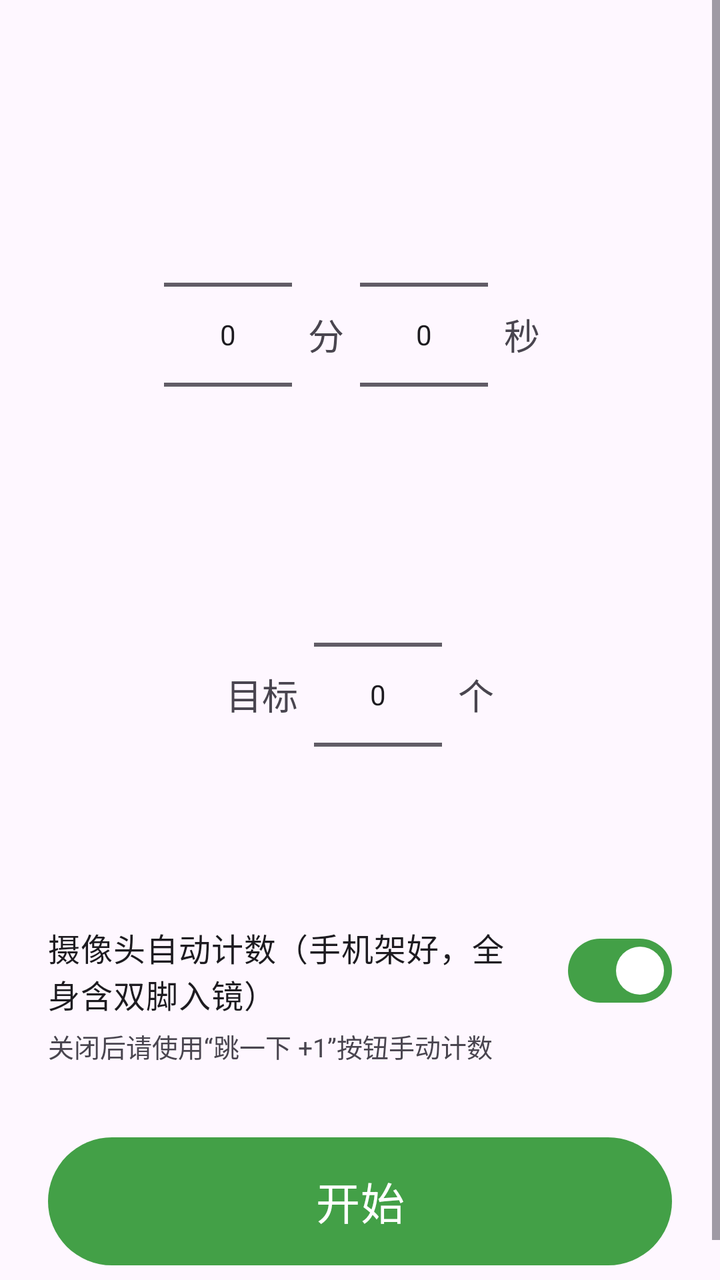
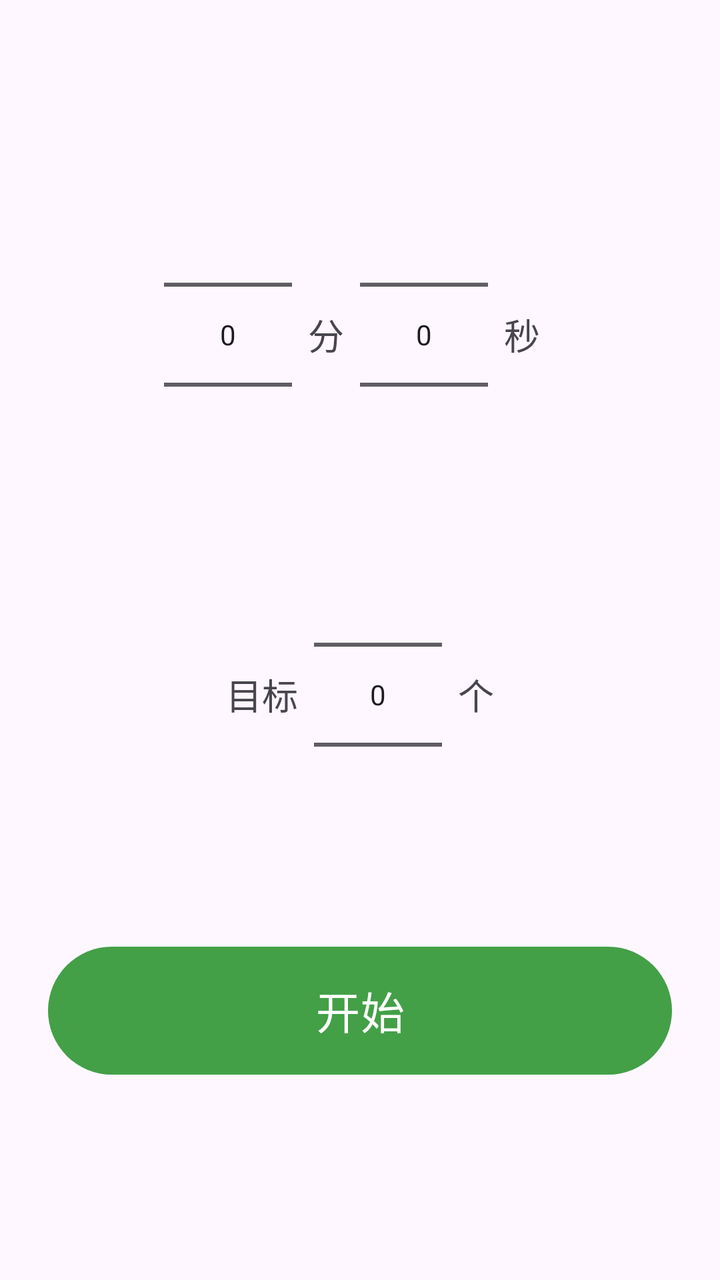

Two renders of the same Android screen: before a commit and after it. Below are the layout's source before the change and the commit's diff.
<!-- AndroidManifest.xml: application theme Theme.JumpRope -->
<!-- res/layout/activity_count.xml -->
<?xml version="1.0" encoding="utf-8"?>
<FrameLayout xmlns:android="http://schemas.android.com/apk/res/android"
    android:layout_width="match_parent"
    android:layout_height="match_parent">

    <ScrollView
        android:layout_width="match_parent"
        android:layout_height="match_parent"
        android:fillViewport="true">

    <LinearLayout
        android:layout_width="match_parent"
        android:layout_height="wrap_content"
        android:gravity="center_horizontal"
        android:orientation="vertical"
        android:padding="24dp">

        <TextView
            android:id="@+id/tvModeTitle"
            android:layout_width="wrap_content"
            android:layout_height="wrap_content"
            android:layout_marginBottom="24dp"
            android:textSize="22sp"
            android:textStyle="bold" />

        
        <LinearLayout
            android:id="@+id/groupSetup"
            android:layout_width="match_parent"
            android:layout_height="wrap_content"
            android:gravity="center_horizontal"
            android:orientation="vertical">

            
            <LinearLayout
                android:id="@+id/layoutTimePickers"
                android:layout_width="wrap_content"
                android:layout_height="wrap_content"
                android:gravity="center_vertical"
                android:orientation="horizontal">

                <NumberPicker
                    android:id="@+id/npMinute"
                    android:layout_width="wrap_content"
                    android:layout_height="wrap_content" />

                <TextView
                    android:layout_width="wrap_content"
                    android:layout_height="wrap_content"
                    android:layout_marginHorizontal="8dp"
                    android:text="@string/unit_minute"
                    android:textSize="18sp" />

                <NumberPicker
                    android:id="@+id/npSecond"
                    android:layout_width="wrap_content"
                    android:layout_height="wrap_content" />

                <TextView
                    android:layout_width="wrap_content"
                    android:layout_height="wrap_content"
                    android:layout_marginHorizontal="8dp"
                    android:text="@string/unit_second"
                    android:textSize="18sp" />
            </LinearLayout>

            
            <LinearLayout
                android:id="@+id/layoutCountPicker"
                android:layout_width="wrap_content"
                android:layout_height="wrap_content"
                android:gravity="center_vertical"
                android:orientation="horizontal">

                <TextView
                    android:layout_width="wrap_content"
                    android:layout_height="wrap_content"
                    android:layout_marginEnd="8dp"
                    android:text="@string/label_target"
                    android:textSize="18sp" />

                <NumberPicker
                    android:id="@+id/npCount"
                    android:layout_width="wrap_content"
                    android:layout_height="wrap_content" />

                <TextView
                    android:layout_width="wrap_content"
                    android:layout_height="wrap_content"
                    android:layout_marginStart="8dp"
                    android:text="@string/unit_count"
                    android:textSize="18sp" />
            </LinearLayout>

            <com.google.android.material.materialswitch.MaterialSwitch
                android:id="@+id/switchSensor"
                android:layout_width="match_parent"
                android:layout_height="wrap_content"
                android:layout_marginTop="24dp"
                android:checked="true"
                android:text="@string/switch_sensor"
                android:textSize="16sp" />

            <TextView
                android:layout_width="match_parent"
                android:layout_height="wrap_content"
                android:layout_marginTop="4dp"
                android:text="@string/switch_sensor_hint"
                android:textSize="13sp" />

            <com.google.android.material.button.MaterialButton
                android:id="@+id/btnStart"
                android:layout_width="match_parent"
                android:layout_height="72dp"
                android:layout_marginTop="32dp"
                android:text="@string/btn_start"
                android:textSize="22sp" />
        </LinearLayout>

        
        <LinearLayout
            android:id="@+id/groupRunning"
            android:layout_width="match_parent"
            android:layout_height="wrap_content"
            android:gravity="center_horizontal"
            android:orientation="vertical"
            android:visibility="gone">

            
            <androidx.camera.view.PreviewView
                android:id="@+id/previewView"
                android:layout_width="match_parent"
                android:layout_height="280dp"
                android:layout_marginBottom="16dp"
                android:visibility="gone" />

            <TextView
                android:id="@+id/tvTimer"
                android:layout_width="wrap_content"
                android:layout_height="wrap_content"
                android:fontFamily="monospace"
                android:text="00:00"
                android:textSize="52sp" />

            <TextView
                android:id="@+id/tvTargetHint"
                android:layout_width="wrap_content"
                android:layout_height="wrap_content"
                android:layout_marginTop="4dp"
                android:textSize="15sp" />

            <TextView
                android:id="@+id/tvCount"
                android:layout_width="wrap_content"
                android:layout_height="wrap_content"
                android:layout_marginVertical="16dp"
                android:text="0"
                android:textSize="110sp"
                android:textStyle="bold" />

            <com.google.android.material.button.MaterialButton
                android:id="@+id/btnManual"
                android:layout_width="match_parent"
                android:layout_height="96dp"
                android:text="@string/btn_manual_plus"
                android:textSize="24sp" />

            <LinearLayout
                android:layout_width="match_parent"
                android:layout_height="wrap_content"
                android:layout_marginTop="24dp"
                android:orientation="horizontal">

                <com.google.android.material.button.MaterialButton
                    android:id="@+id/btnPause"
                    android:layout_width="0dp"
                    android:layout_height="64dp"
                    android:layout_marginEnd="8dp"
                    android:layout_weight="1"
                    android:text="@string/btn_pause"
                    android:textSize="18sp" />

                <com.google.android.material.button.MaterialButton
                    android:id="@+id/btnStop"
                    style="@style/Widget.Material3.Button.OutlinedButton"
                    android:layout_width="0dp"
                    android:layout_height="64dp"
                    android:layout_marginStart="8dp"
                    android:layout_weight="1"
                    android:text="@string/btn_stop"
                    android:textSize="18sp" />
            </LinearLayout>
        </LinearLayout>

        
        <LinearLayout
            android:id="@+id/groupResult"
            android:layout_width="match_parent"
            android:layout_height="wrap_content"
            android:gravity="center_horizontal"
            android:orientation="vertical"
            android:visibility="gone">

            <TextView
                android:id="@+id/tvResult"
                android:layout_width="match_parent"
                android:layout_height="wrap_content"
                android:layout_marginVertical="32dp"
                android:gravity="center"
                android:textSize="22sp" />

            <com.google.android.material.button.MaterialButton
                android:id="@+id/btnAgain"
                android:layout_width="match_parent"
                android:layout_height="64dp"
                android:text="@string/btn_again"
                android:textSize="18sp" />

            <com.google.android.material.button.MaterialButton
                android:id="@+id/btnBack"
                style="@style/Widget.Material3.Button.OutlinedButton"
                android:layout_width="match_parent"
                android:layout_height="64dp"
                android:layout_marginTop="12dp"
                android:text="@string/btn_back"
                android:textSize="18sp" />
        </LinearLayout>

    </LinearLayout>
    </ScrollView>

    
    <TextView
        android:id="@+id/tvCountdown"
        android:layout_width="match_parent"
        android:layout_height="match_parent"
        android:background="#CCFFFFFF"
        android:gravity="center"
        android:textColor="@color/green_800"
        android:textSize="160sp"
        android:textStyle="bold"
        android:visibility="gone" />

</FrameLayout>
<!-- resources referenced by this layout -->
<resources>
  <color name="green_800">#2E7D32</color>
  <string name="btn_again">再来一次</string>
  <string name="btn_back">返回首页</string>
  <string name="btn_manual_plus">跳一下 +1</string>
  <string name="btn_pause">暂停</string>
  <string name="btn_start">开始</string>
  <string name="btn_stop">结束</string>
  <string name="label_target">目标</string>
  <string name="switch_sensor">摄像头自动计数（手机架好，全身含双脚入镜）</string>
  <string name="switch_sensor_hint">关闭后请使用“跳一下 +1”按钮手动计数</string>
  <string name="unit_count">个</string>
  <string name="unit_minute">分</string>
  <string name="unit_second">秒</string>
  <style name="Theme.JumpRope" parent="Theme.Material3.DayNight.NoActionBar">
          <item name="colorPrimary">@color/green_600</item>
          <item name="colorOnPrimary">@color/white</item>
          <item name="android:statusBarColor">@color/green_800</item>
      </style>
  <color name="green_600">#43A047</color>
  <color name="white">#FFFFFF</color>
</resources>

<!-- the commit's change to res/layout/activity_count.xml (unified diff, before → after) -->
@@ -3,6 +3,13 @@
     android:layout_width="match_parent"
     android:layout_height="match_parent">
 
+    
+    <androidx.camera.view.PreviewView
+        android:id="@+id/previewView"
+        android:layout_width="match_parent"
+        android:layout_height="match_parent"
+        android:visibility="gone" />
+
     <ScrollView
         android:layout_width="match_parent"
         android:layout_height="match_parent"
@@ -91,22 +98,6 @@
                     android:text="@string/unit_count"
                     android:textSize="18sp" />
             </LinearLayout>
-
-            <com.google.android.material.materialswitch.MaterialSwitch
-                android:id="@+id/switchSensor"
-                android:layout_width="match_parent"
-                android:layout_height="wrap_content"
-                android:layout_marginTop="24dp"
-                android:checked="true"
-                android:text="@string/switch_sensor"
-                android:textSize="16sp" />
-
-            <TextView
-                android:layout_width="match_parent"
-                android:layout_height="wrap_content"
-                android:layout_marginTop="4dp"
-                android:text="@string/switch_sensor_hint"
-                android:textSize="13sp" />
 
             <com.google.android.material.button.MaterialButton
                 android:id="@+id/btnStart"
@@ -126,20 +117,17 @@
             android:orientation="vertical"
             android:visibility="gone">
 
-            
-            <androidx.camera.view.PreviewView
-                android:id="@+id/previewView"
-                android:layout_width="match_parent"
-                android:layout_height="280dp"
-                android:layout_marginBottom="16dp"
-                android:visibility="gone" />
-
             <TextView
                 android:id="@+id/tvTimer"
                 android:layout_width="wrap_content"
                 android:layout_height="wrap_content"
                 android:fontFamily="monospace"
+                android:shadowColor="#000000"
+                android:shadowDx="2"
+                android:shadowDy="2"
+                android:shadowRadius="6"
                 android:text="00:00"
+                android:textColor="#FFFFFF"
                 android:textSize="52sp" />
 
             <TextView
@@ -147,6 +135,11 @@
                 android:layout_width="wrap_content"
                 android:layout_height="wrap_content"
                 android:layout_marginTop="4dp"
+                android:shadowColor="#000000"
+                android:shadowDx="1"
+                android:shadowDy="1"
+                android:shadowRadius="4"
+                android:textColor="#FFFFFF"
                 android:textSize="15sp" />
 
             <TextView
@@ -154,16 +147,14 @@
                 android:layout_width="wrap_content"
                 android:layout_height="wrap_content"
                 android:layout_marginVertical="16dp"
+                android:shadowColor="#000000"
+                android:shadowDx="3"
+                android:shadowDy="3"
+                android:shadowRadius="8"
                 android:text="0"
+                android:textColor="#FFFFFF"
                 android:textSize="110sp"
                 android:textStyle="bold" />
-
-            <com.google.android.material.button.MaterialButton
-                android:id="@+id/btnManual"
-                android:layout_width="match_parent"
-                android:layout_height="96dp"
-                android:text="@string/btn_manual_plus"
-                android:textSize="24sp" />
 
             <LinearLayout
                 android:layout_width="match_parent"
@@ -230,6 +221,43 @@
     </ScrollView>
 
     
+    <LinearLayout
+        android:id="@+id/groupWaitReady"
+        android:layout_width="match_parent"
+        android:layout_height="match_parent"
+        android:background="#CCFFFFFF"
+        android:gravity="center"
+        android:orientation="vertical"
+        android:padding="32dp"
+        android:visibility="gone">
+
+        <TextView
+            android:layout_width="wrap_content"
+            android:layout_height="wrap_content"
+            android:gravity="center"
+            android:text="@string/wait_ready_title"
+            android:textColor="@color/green_800"
+            android:textSize="34sp"
+            android:textStyle="bold" />
+
+        <TextView
+            android:layout_width="wrap_content"
+            android:layout_height="wrap_content"
+            android:layout_marginTop="16dp"
+            android:text="@string/wait_ready_hint"
+            android:textSize="16sp" />
+
+        <com.google.android.material.button.MaterialButton
+            android:id="@+id/btnSkipReady"
+            style="@style/Widget.Material3.Button.OutlinedButton"
+            android:layout_width="wrap_content"
+            android:layout_height="64dp"
+            android:layout_marginTop="48dp"
+            android:text="@string/btn_skip_ready"
+            android:textSize="18sp" />
+    </LinearLayout>
+
+    
     <TextView
         android:id="@+id/tvCountdown"
         android:layout_width="match_parent"
<!-- resource entries referenced after the edit -->
@@ -3,16 +3,16 @@
   <color name="green_800">#2E7D32</color>
   <string name="btn_again">再来一次</string>
   <string name="btn_back">返回首页</string>
-  <string name="btn_manual_plus">跳一下 +1</string>
   <string name="btn_pause">暂停</string>
+  <string name="btn_skip_ready">直接开始</string>
   <string name="btn_start">开始</string>
   <string name="btn_stop">结束</string>
   <string name="label_target">目标</string>
-  <string name="switch_sensor">摄像头自动计数（手机架好，全身含双脚入镜）</string>
-  <string name="switch_sensor_hint">关闭后请使用“跳一下 +1”按钮手动计数</string>
   <string name="unit_count">个</string>
   <string name="unit_minute">分</string>
   <string name="unit_second">秒</string>
+  <string name="wait_ready_hint">听到后自动倒数 3 秒开始</string>
+  <string name="wait_ready_title">请大声说：「我准备好了」</string>
   <style name="Theme.JumpRope" parent="Theme.Material3.DayNight.NoActionBar">
           <item name="colorPrimary">@color/green_600</item>
           <item name="colorOnPrimary">@color/white</item>
